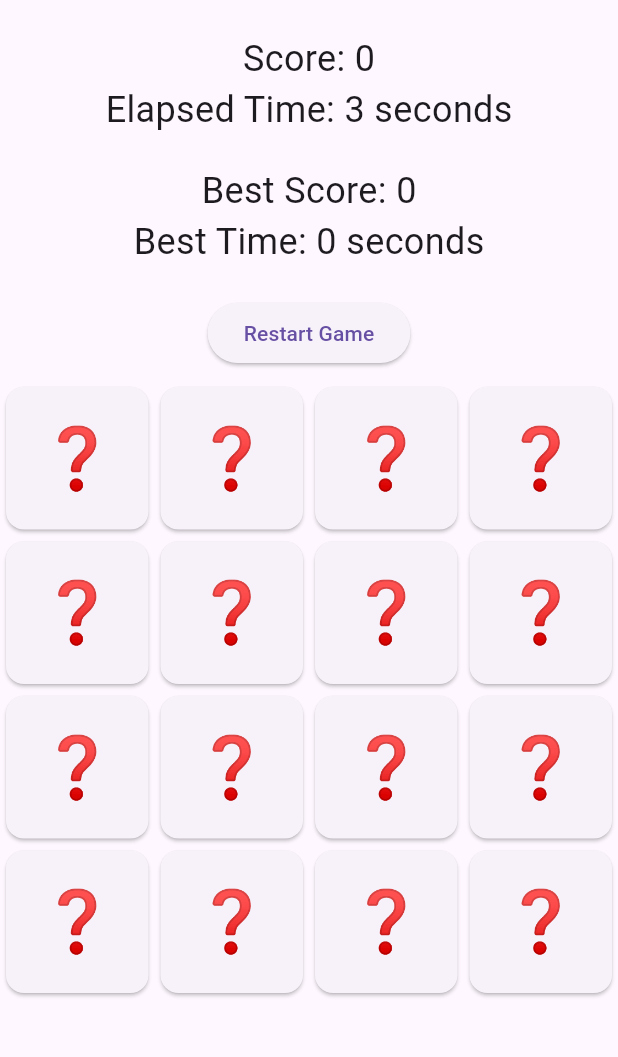
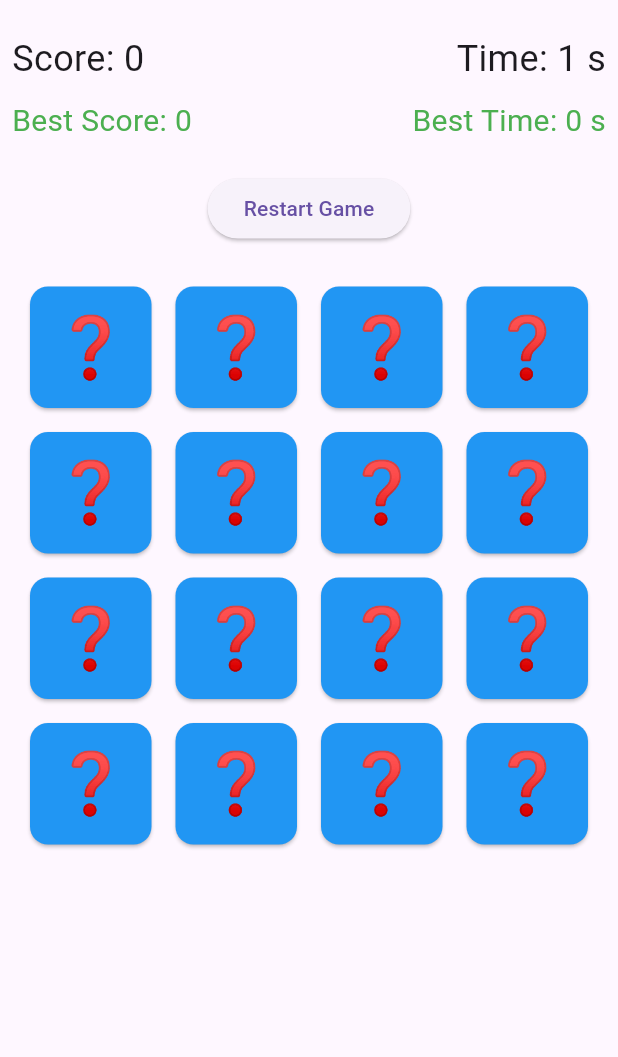
Before and after one commit to minnocent12/card_matching_game, a Flutter app: the screen it shows after launch, after a tap on "Restart Game", on a phone screen of 412 x 824 dp, the part 63-1120 px from its top. Run offline on Flutter 3.47's test engine with Material 3 defaults, Android fonts, the phone set to English and light mode, and no system bars.

Commit message:
adding all working features.

```diff
--- a/lib/main.dart
+++ b/lib/main.dart
@@ -1,3 +1,4 @@
+// lib/main.dart
 import 'package:flutter/material.dart';
 import 'package:provider/provider.dart';
 import 'providers/game_provider.dart';
@@ -11,7 +12,7 @@ class MyApp extends StatelessWidget {
   @override
   Widget build(BuildContext context) {
     return ChangeNotifierProvider(
-      create: (context) => GameProvider(),
+      create: (_) => GameProvider(),
       child: MaterialApp(
         title: 'Card Matching Game',
         theme: ThemeData(
--- a/lib/models/card_model.dart
+++ b/lib/models/card_model.dart
@@ -1,10 +1,12 @@
+// lib/models/card_model.dart
 class CardModel {
-  final String frontDesign; // The design/image shown when the card is face-up
-  final String backDesign; // The design/image shown when the card is face-down
-  bool isFlipped; // Whether the card is currently face-up
+  String frontDesign;
+  String backDesign;
+  bool isFlipped;
 
-  CardModel(
-      {required this.frontDesign,
-      required this.backDesign,
-      this.isFlipped = false});
+  CardModel({
+    required this.frontDesign,
+    required this.backDesign,
+    this.isFlipped = false,
+  });
 }
--- a/lib/providers/game_provider.dart
+++ b/lib/providers/game_provider.dart
@@ -1,3 +1,5 @@
+// lib/providers/game_provider.dart
+
 import 'dart:async';
 import 'package:flutter/material.dart';
 import '../models/card_model.dart';
@@ -5,15 +7,15 @@ import '../models/card_model.dart';
 class GameProvider with ChangeNotifier {
   List<CardModel> cards = [];
   int score = 0;
-  late Timer timer;
+  Timer? timer; // Nullable Timer to allow proper cancellation
   int elapsedTime = 0; // Time elapsed in seconds
   int matchedPairs = 0;
-  List<CardModel> flippedCards = []; // Track the currently flipped cards
-  bool isGameOver = false; // Track game state for victory
+  List<CardModel> flippedCards = []; // Currently flipped cards
+  bool isGameOver = false; // Game over state
 
-  // Fields to track best score and best time
-  int bestScore = 0; // Track best score
-  int bestTime = 0; // Track best time
+  // Best score and time
+  int bestScore = 0;
+  int bestTime = 0;
 
   GameProvider() {
     _initCards();
@@ -40,92 +42,71 @@ class GameProvider with ChangeNotifier {
     ];
     cards.shuffle(); // Shuffle the cards
     isGameOver = false; // Reset game over state
-    _startTimer(); // Start the timer when the game begins
+    _startTimer(); // Start the timer
+    notifyListeners();
   }
 
   void _startTimer() {
-    elapsedTime = 0; // Reset elapsed time to 0
+    elapsedTime = 0; // Reset elapsed time
+    timer?.cancel(); // Cancel any existing timer
     timer = Timer.periodic(Duration(seconds: 1), (timer) {
-      elapsedTime++; // Increment elapsed time every second
-      notifyListeners(); // Notify listeners to update UI
+      elapsedTime++; // Increment elapsed time
+      notifyListeners(); // Update UI
     });
   }
 
-  // Flip the card and check for matching logic
   void flipCard(CardModel card, BuildContext context) {
     if (card.isFlipped || isGameOver)
-      return; // If card is already flipped or game is over
+      return; // Prevent flipping already flipped or game over
 
     card.isFlipped = true; // Flip the card
-    flippedCards.add(card); // Add to flipped cards list
+    flippedCards.add(card); // Add to flipped cards
     notifyListeners();
 
     if (flippedCards.length == 2) {
       Future.delayed(Duration(milliseconds: 500), () {
         if (flippedCards[0].frontDesign == flippedCards[1].frontDesign) {
-          // Cards match
+          // Match found
           matchedPairs++;
-          score += 20; // Increase score for matching
+          score += 20; // Increase score
 
           if (matchedPairs == (cards.length ~/ 2)) {
-            // Game over condition: all pairs matched
-            isGameOver = true; // Set game over state
-            timer.cancel(); // Stop the timer when the game ends
-            _updateBestScores(); // Update best score and time if necessary
-            _showVictoryDialog(context); // Show victory message
+            // All pairs matched, game over
+            isGameOver = true; // Set game over
+            timer?.cancel(); // Stop the timer
+            _updateBestScores(); // Update best score and time
+            notifyListeners(); // Update UI
           }
         } else {
-          score -= 5; // Deduct points for mismatches
+          // Not a match
+          score -= 5; // Deduct score
           for (var c in flippedCards) {
             c.isFlipped = false; // Flip back down
           }
         }
-        flippedCards.clear(); // Clear the list of flipped cards
-        notifyListeners(); // Notify listeners to update UI
+        flippedCards.clear(); // Clear flipped cards
+        notifyListeners(); // Update UI
       });
     }
   }
 
-  // Update the best score and time after game completion
   void _updateBestScores() {
     if (score > bestScore) bestScore = score;
     if (elapsedTime < bestTime || bestTime == 0) bestTime = elapsedTime;
   }
 
-  // Show the victory dialog with the final score and time
-  void _showVictoryDialog(BuildContext context) {
-    showDialog(
-      context: context,
-      builder: (context) {
-        return AlertDialog(
-          title: Text('Congratulations!'),
-          content: Text(
-            'You matched all pairs!\n'
-            'Your score: $score\n'
-            'Time taken: $elapsedTime seconds\n'
-            'Best Score: $bestScore\n'
-            'Best Time: $bestTime seconds',
-          ),
-          actions: [
-            TextButton(
-              onPressed: () {
-                Navigator.of(context).pop(); // Close the dialog
-              },
-              child: Text('OK'),
-            ),
-          ],
-        );
-      },
-    );
-  }
-
-  // Reset game and reinitialize the cards, score, and timer
   void resetGame() {
     score = 0;
     matchedPairs = 0;
-    flippedCards.clear(); // Clear flipped cards
-    _initCards(); // Re-initialize cards
-    isGameOver = false; // Reset game over state
+    flippedCards.clear(); // Clear any flipped cards
+    _initCards(); // Reinitialize cards
+    isGameOver = false;
     notifyListeners();
   }
+
+  @override
+  void dispose() {
+    timer?.cancel(); // Cancel the timer when disposing
+    super.dispose();
+  }
 }
--- a/lib/screens/game_screen.dart
+++ b/lib/screens/game_screen.dart
@@ -1,69 +1,138 @@
+// lib/screens/game_screen.dart
+
 import 'package:flutter/material.dart';
 import 'package:provider/provider.dart';
 import '../providers/game_provider.dart';
+import '../widgets/flip_card.dart';
 
-class GameScreen extends StatelessWidget {
+class GameScreen extends StatefulWidget {
+  @override
+  _GameScreenState createState() => _GameScreenState();
+}
+
+class _GameScreenState extends State<GameScreen> {
+  bool _dialogShown = false; // Prevent multiple dialogs
+
+  @override
+  void didChangeDependencies() {
+    super.didChangeDependencies();
+    final gameProvider = Provider.of<GameProvider>(context);
+    if (gameProvider.isGameOver && !_dialogShown) {
+      _dialogShown = true;
+      WidgetsBinding.instance.addPostFrameCallback((_) {
+        _showVictoryDialog(gameProvider);
+      });
+    }
+  }
+
+  void _showVictoryDialog(GameProvider gameProvider) {
+    showDialog(
+      context: context,
+      builder: (context) {
+        return AlertDialog(
+          title: Text('Congratulations!'),
+          content: Text(
+            'You matched all pairs!\n'
+            'Your score: ${gameProvider.score}\n'
+            'Time taken: ${gameProvider.elapsedTime} seconds\n'
+            'Best Score: ${gameProvider.bestScore}\n'
+            'Best Time: ${gameProvider.bestTime} seconds',
+          ),
+          actions: [
+            TextButton(
+              onPressed: () {
+                Navigator.of(context).pop(); // Close the dialog
+              },
+              child: Text('OK'),
+            ),
+          ],
+        );
+      },
+    ).then((_) {
+      _dialogShown = false; // Reset the flag
+    });
+  }
+
   @override
   Widget build(BuildContext context) {
-    final gameProvider = Provider.of<GameProvider>(context);
-
     return Scaffold(
       appBar: AppBar(
         title: Text('Card Matching Game'),
       ),
-      body: Column(
-        mainAxisAlignment: MainAxisAlignment.center,
+      body: Consumer<GameProvider>(
+        builder: (context, gameProvider, child) {
+          return Column(
             children: [
+              // Display Score and Elapsed Time
               Padding(
                 padding: const EdgeInsets.all(8.0),
                 child: Column(
                   children: [
-                Text('Score: ${gameProvider.score}',
-                    style: TextStyle(fontSize: 24)),
-                Text('Elapsed Time: ${gameProvider.elapsedTime} seconds',
-                    style: TextStyle(fontSize: 24)),
-                SizedBox(height: 20),
-                // Display best score and best time
-                Text('Best Score: ${gameProvider.bestScore}',
-                    style: TextStyle(fontSize: 24)),
-                Text('Best Time: ${gameProvider.bestTime} seconds',
-                    style: TextStyle(fontSize: 24)),
+                    Row(
+                      mainAxisAlignment: MainAxisAlignment.spaceBetween,
+                      children: [
+                        Text(
+                          'Score: ${gameProvider.score}',
+                          style: TextStyle(fontSize: 24),
+                        ),
+                        Text(
+                          'Time: ${gameProvider.elapsedTime} s',
+                          style: TextStyle(fontSize: 24),
+                        ),
+                      ],
+                    ),
+                    SizedBox(height: 10),
+                    // Display Best Score and Best Time
+                    Row(
+                      mainAxisAlignment: MainAxisAlignment.spaceBetween,
+                      children: [
+                        Text(
+                          'Best Score: ${gameProvider.bestScore}',
+                          style: TextStyle(fontSize: 20, color: Colors.green),
+                        ),
+                        Text(
+                          'Best Time: ${gameProvider.bestTime} s',
+                          style: TextStyle(fontSize: 20, color: Colors.green),
+                        ),
+                      ],
+                    ),
                     SizedBox(height: 20),
                     ElevatedButton(
                       onPressed: () {
-                    gameProvider.resetGame(); // Reset game when button pressed
+                        gameProvider.resetGame(); // Reset game when pressed
                       },
                       child: Text('Restart Game'),
                     ),
                   ],
                 ),
               ),
+              // Grid of Cards
               Expanded(
                 child: GridView.builder(
+                  padding: EdgeInsets.all(16),
                   gridDelegate: SliverGridDelegateWithFixedCrossAxisCount(
                     crossAxisCount: 4,
                     childAspectRatio: 1.0,
+                    mainAxisSpacing: 8,
+                    crossAxisSpacing: 8,
                   ),
                   itemCount: gameProvider.cards.length,
                   itemBuilder: (context, index) {
-                return GestureDetector(
-                  onTap: () =>
-                      gameProvider.flipCard(gameProvider.cards[index], context),
-                  child: Card(
-                    child: Center(
-                      child: Text(
-                        gameProvider.cards[index].isFlipped
-                            ? gameProvider.cards[index].frontDesign
-                            : gameProvider.cards[index].backDesign,
-                        style: TextStyle(fontSize: 40),
-                      ),
-                    ),
-                  ),
+                    final card = gameProvider.cards[index];
+                    return FlipCard(
+                      frontDesign: card.frontDesign,
+                      backDesign: card.backDesign,
+                      isFlipped: card.isFlipped,
+                      onTap: () {
+                        gameProvider.flipCard(card, context);
+                      },
                     );
                   },
                 ),
               ),
             ],
+          );
+        },
       ),
     );
   }
--- a/lib/widgets/flip_card.dart
+++ b/lib/widgets/flip_card.dart
@@ -1,6 +1,9 @@
+// lib/widgets/flip_card.dart
+
 import 'package:flutter/material.dart';
+import 'dart:math';
 
-class FlipCard extends StatelessWidget {
+class FlipCard extends StatefulWidget {
   final String frontDesign;
   final String backDesign;
   final bool isFlipped;
@@ -15,27 +18,91 @@ class FlipCard extends StatelessWidget {
   }) : super(key: key);
 
   @override
+  _FlipCardState createState() => _FlipCardState();
+}
+
+class _FlipCardState extends State<FlipCard>
+    with SingleTickerProviderStateMixin {
+  late AnimationController _controller;
+  late Animation<double> _animation;
+  bool _isFront = true;
+
+  @override
+  void initState() {
+    super.initState();
+    _controller = AnimationController(
+      duration: Duration(milliseconds: 300),
+      vsync: this,
+    );
+    _animation = Tween<double>(begin: 0.0, end: pi).animate(_controller)
+      ..addListener(() {
+        setState(() {});
+      });
+
+    if (widget.isFlipped) {
+      _controller.forward();
+      _isFront = false;
+    }
+  }
+
+  @override
+  void didUpdateWidget(covariant FlipCard oldWidget) {
+    super.didUpdateWidget(oldWidget);
+    if (widget.isFlipped != oldWidget.isFlipped) {
+      if (widget.isFlipped) {
+        _controller.forward();
+        _isFront = false;
+      } else {
+        _controller.reverse();
+        _isFront = true;
+      }
+    }
+  }
+
+  @override
+  void dispose() {
+    _controller.dispose(); // Dispose the controller to free resources
+    super.dispose();
+  }
+
+  @override
   Widget build(BuildContext context) {
+    // Flip animation using rotation on Y axis
     return GestureDetector(
-      onTap: onTap,
-      child: AnimatedContainer(
-        duration: Duration(milliseconds: 300),
-        child: isFlipped
-            ? Card(
+      onTap: widget.onTap,
+      child: Transform(
+        alignment: Alignment.center,
+        transform: Matrix4.identity()..rotateY(_animation.value),
+        child: _animation.value <= pi / 2
+            ? _buildBack()
+            : Transform(
+                alignment: Alignment.center,
+                transform: Matrix4.identity()..rotateY(pi),
+                child: _buildFront(),
+              ),
+      ),
+    );
+  }
+
+  Widget _buildFront() {
+    return Card(
+      color: Colors.white,
       child: Center(
         child: Text(
-                    frontDesign,
+          widget.frontDesign,
           style: TextStyle(fontSize: 40),
         ),
       ),
-              )
-            : Card(
+    );
+  }
+
+  Widget _buildBack() {
+    return Card(
+      color: Colors.blue,
       child: Center(
         child: Text(
-                    backDesign,
-                    style: TextStyle(fontSize: 40),
-                  ),
-                ),
+          widget.backDesign,
+          style: TextStyle(fontSize: 40, color: Colors.white),
         ),
       ),
     );
```
Lines whose indentation alone changed are shown as unchanged.
